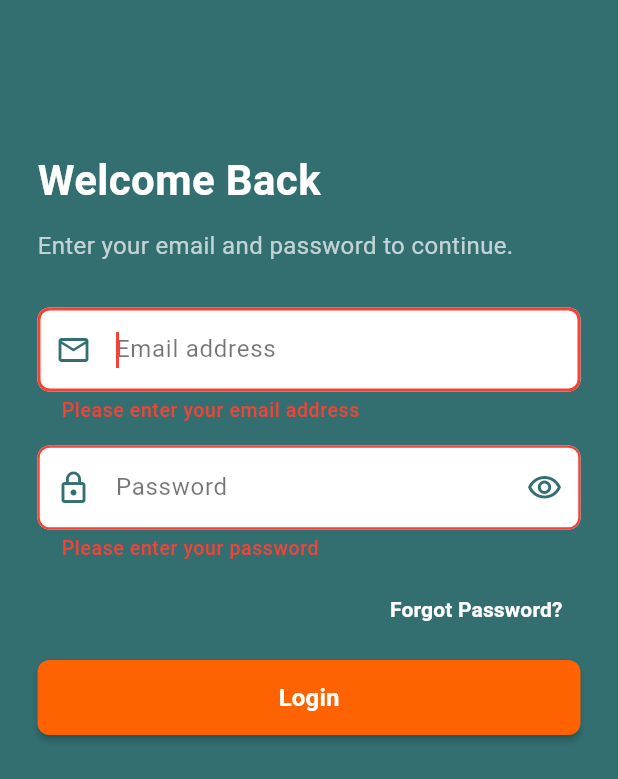
After one commit to Nitish631/finalProjectDSUI, a Flutter app: the LoginScreen screen opened directly, after a tap on "Login", on a phone screen of 412 x 824 dp. The commit adds this screen. Shown: the top 779 px of the screen. Run offline on Flutter 3.47's test engine with Material 3 defaults, Android fonts, the phone set to English and light mode, and no system bars; our stand-ins replace file_picker, flutter_tts, speech_to_text, sqflite; accounts and stored records are empty.

Commit message:
login page added

```diff
--- /dev/null
+++ b/lib/screens/login_screen.dart
@@ -0,0 +1,347 @@
+import "package:flutter/material.dart";
+import "package:medicom/screens/forgot_password_screen.dart";
+import "package:medicom/services/api_document_services.dart";
+import "package:medicom/data/constant.dart" as constant;
+
+class LoginScreen extends StatefulWidget {
+  const LoginScreen({super.key});
+
+  @override
+  State<LoginScreen> createState() => _LoginScreenState();
+}
+
+class _LoginScreenState extends State<LoginScreen> {
+  final TextEditingController emailController = TextEditingController();
+  final TextEditingController passwordController = TextEditingController();
+
+  bool loading = false;
+  bool obscurePassword = true;
+
+  String? emailError;
+  String? passwordError;
+
+  bool isValidEmail(String email) {
+    return RegExp(r'^[^@\s]+@[^@\s]+\.[^@\s]+$').hasMatch(email);
+  }
+
+  Future<void> login() async {
+    if (loading) {
+      return;
+    }
+
+    final email = emailController.text.trim();
+    final password = passwordController.text;
+
+    setState(() {
+      emailError = null;
+      passwordError = null;
+    });
+
+    bool hasError = false;
+
+    if (email.isEmpty) {
+      setState(() {
+        emailError = "Please enter your email address";
+      });
+      hasError = true;
+    } else if (!isValidEmail(email)) {
+      setState(() {
+        emailError = "Please enter a valid email address";
+      });
+      hasError = true;
+    }
+
+    if (password.isEmpty) {
+      setState(() {
+        passwordError = "Please enter your password";
+      });
+      hasError = true;
+    }
+
+    if (hasError) {
+      return;
+    }
+
+    setState(() {
+      loading = true;
+    });
+
+    try {
+      // Replace this with your actual login API method.
+      final message = await ApiService.login(
+        email: email,
+        password: password,
+      );
+
+      if (message != "Login successful") {
+        setState(() {
+          passwordError = message;
+        });
+      } else {
+        // Navigate to your home screen here.
+      }
+    } catch (e) {
+      if (!mounted) {
+        return;
+      }
+
+      setState(() {
+        passwordError = e.toString().replaceFirst("Exception: ", "");
+      });
+    } finally {
+      if (mounted) {
+        setState(() {
+          loading = false;
+        });
+      }
+    }
+  }
+
+  @override
+  void dispose() {
+    emailController.dispose();
+    passwordController.dispose();
+    super.dispose();
+  }
+
+  @override
+  Widget build(BuildContext context) {
+    return Scaffold(
+      backgroundColor: constant.backgroundColor,
+      body: SafeArea(
+        child: Padding(
+          padding: const EdgeInsets.symmetric(horizontal: 25),
+          child: Column(
+            crossAxisAlignment: CrossAxisAlignment.start,
+            children: [
+              const SizedBox(height: 100),
+
+              const Text(
+                "Welcome Back",
+                style: TextStyle(
+                  fontSize: 28,
+                  fontWeight: FontWeight.bold,
+                  color: Colors.white,
+                ),
+              ),
+
+              const SizedBox(height: 12),
+
+              const Text(
+                "Enter your email and password to continue.",
+                style: TextStyle(
+                  fontSize: 16,
+                  color: Colors.white70,
+                ),
+              ),
+
+              const SizedBox(height: 30),
+
+              TextFormField(
+                controller: emailController,
+                keyboardType: TextInputType.emailAddress,
+                textInputAction: TextInputAction.next,
+                autofocus: true,
+                style: const TextStyle(color: Colors.black),
+                decoration: InputDecoration(
+                  hintText: "Email address",
+                  hintStyle: const TextStyle(color: Colors.black54),
+                  prefixIcon: Icon(
+                    Icons.email_outlined,
+                    color: constant.backgroundColor,
+                  ),
+                  filled: true,
+                  fillColor: Colors.white,
+                  errorText: emailError,
+                  errorStyle: const TextStyle(
+                    color: Colors.red,
+                    fontSize: 13,
+                    fontWeight: FontWeight.w500,
+                  ),
+                  border: OutlineInputBorder(
+                    borderRadius: BorderRadius.circular(8),
+                  ),
+                  enabledBorder: OutlineInputBorder(
+                    borderRadius: BorderRadius.circular(8),
+                    borderSide: const BorderSide(
+                      color: Colors.white,
+                      width: 1,
+                    ),
+                  ),
+                  focusedBorder: OutlineInputBorder(
+                    borderRadius: BorderRadius.circular(8),
+                    borderSide: BorderSide(
+                      color: constant.backgroundColor,
+                      width: 2,
+                    ),
+                  ),
+                  errorBorder: OutlineInputBorder(
+                    borderRadius: BorderRadius.circular(8),
+                    borderSide: const BorderSide(
+                      color: Colors.red,
+                      width: 1.5,
+                    ),
+                  ),
+                  focusedErrorBorder: OutlineInputBorder(
+                    borderRadius: BorderRadius.circular(8),
+                    borderSide: const BorderSide(
+                      color: Colors.red,
+                      width: 2,
+                    ),
+                  ),
+                ),
+                onChanged: (_) {
+                  if (emailError != null) {
+                    setState(() {
+                      emailError = null;
+                    });
+                  }
+                },
+              ),
+
+              const SizedBox(height: 15),
+
+              TextFormField(
+                controller: passwordController,
+                obscureText: obscurePassword,
+                textInputAction: TextInputAction.done,
+                onFieldSubmitted: (_) {
+                  login();
+                },
+                style: const TextStyle(color: Colors.black),
+                decoration: InputDecoration(
+                  hintText: "Password",
+                  hintStyle: const TextStyle(color: Colors.black54),
+                  prefixIcon: Icon(
+                    Icons.lock_outline,
+                    color: constant.backgroundColor,
+                  ),
+                  suffixIcon: IconButton(
+                    onPressed: () {
+                      setState(() {
+                        obscurePassword = !obscurePassword;
+                      });
+                    },
+                    icon: Icon(
+                      obscurePassword
+                          ? Icons.visibility_outlined
+                          : Icons.visibility_off_outlined,
+                      color: constant.backgroundColor,
+                    ),
+                  ),
+                  filled: true,
+                  fillColor: Colors.white,
+                  errorText: passwordError,
+                  errorStyle: const TextStyle(
+                    color: Colors.red,
+                    fontSize: 13,
+                    fontWeight: FontWeight.w500,
+                  ),
+                  border: OutlineInputBorder(
+                    borderRadius: BorderRadius.circular(8),
+                  ),
+                  enabledBorder: OutlineInputBorder(
+                    borderRadius: BorderRadius.circular(8),
+                    borderSide: const BorderSide(
+                      color: Colors.white,
+                      width: 1,
+                    ),
+                  ),
+                  focusedBorder: OutlineInputBorder(
+                    borderRadius: BorderRadius.circular(8),
+                    borderSide: BorderSide(
+                      color: constant.backgroundColor,
+                      width: 2,
+                    ),
+                  ),
+                  errorBorder: OutlineInputBorder(
+                    borderRadius: BorderRadius.circular(8),
+                    borderSide: const BorderSide(
+                      color: Colors.red,
+                      width: 1.5,
+                    ),
+                  ),
+                  focusedErrorBorder: OutlineInputBorder(
+                    borderRadius: BorderRadius.circular(8),
+                    borderSide: const BorderSide(
+                      color: Colors.red,
+                      width: 2,
+                    ),
+                  ),
+                ),
+                onChanged: (_) {
+                  if (passwordError != null) {
+                    setState(() {
+                      passwordError = null;
+                    });
+                  }
+                },
+              ),
+
+              const SizedBox(height: 8),
+
+              Align(
+                alignment: Alignment.centerRight,
+                child: TextButton(
+                  onPressed: loading
+                      ? null
+                      : () {
+                          Navigator.push(
+                            context,
+                            MaterialPageRoute(
+                              builder: (context) =>
+                                  const ForgotPasswordScreen(),
+                            ),
+                          );
+                        },
+                  child: const Text(
+                    "Forgot Password?",
+                    style: TextStyle(
+                      color: Colors.white,
+                      fontSize: 14,
+                      fontWeight: FontWeight.w600,
+                    ),
+                  ),
+                ),
+              ),
+
+              const SizedBox(height: 10),
+
+              SizedBox(
+                width: double.infinity,
+                height: 50,
+                child: ElevatedButton(
+                  onPressed: loading ? null : login,
+                  style: ElevatedButton.styleFrom(
+                    backgroundColor: constant.buttonColor,
+                    foregroundColor: Colors.white,
+                    elevation: 2,
+                    shape: RoundedRectangleBorder(
+                      borderRadius: BorderRadius.circular(8),
+                    ),
+                  ),
+                  child: loading
+                      ? const SizedBox(
+                          width: 22,
+                          height: 22,
+                          child: CircularProgressIndicator(
+                            strokeWidth: 2,
+                            color: Colors.white,
+                          ),
+                        )
+                      : const Text(
+                          "Login",
+                          style: TextStyle(
+                            fontSize: 16,
+                            fontWeight: FontWeight.bold,
+                          ),
+                        ),
+                ),
+              ),
+            ],
+          ),
+        ),
+      ),
+    );
+  }
+}
--- a/lib/screens/user_interface.dart
+++ b/lib/screens/user_interface.dart
@@ -4,6 +4,7 @@ import "package:medicom/data/database.dart";
 import "package:medicom/iomodels/prompt_model.dart";
 import "package:medicom/screens/admin_home_screen.dart";
 import "package:medicom/screens/forgot_password_screen.dart";
+import "package:medicom/screens/login_screen.dart";
 import "package:medicom/services/api_document_services.dart";
 import "package:medicom/services/api_prompt_services.dart";
 import "package:medicom/services/speech.dart";
@@ -169,7 +170,7 @@ class _MainPageState extends State<MainPage> {
       Navigator.push(
         context,
         MaterialPageRoute(
-          builder: (_) => const ForgotPasswordScreen(),
+          builder: (_) => const LoginScreen(),
         ),
       );
     }
```
